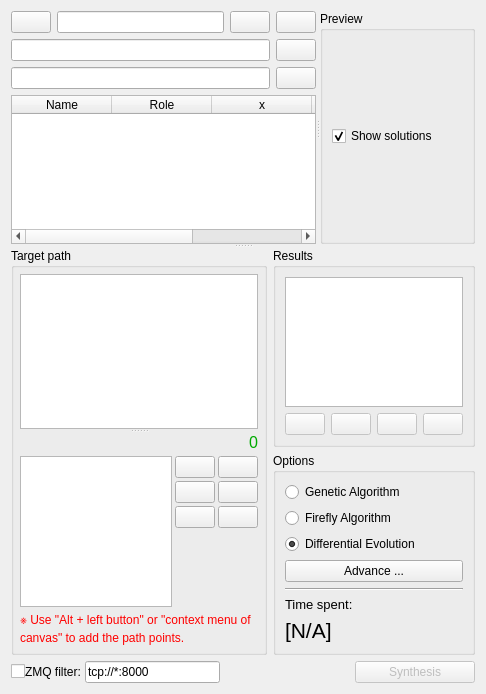
KmolYuan/Pyslvs-UI, file core/synthesis/DimensionalSynthesis/Algorithm.ui: the form before one commit.
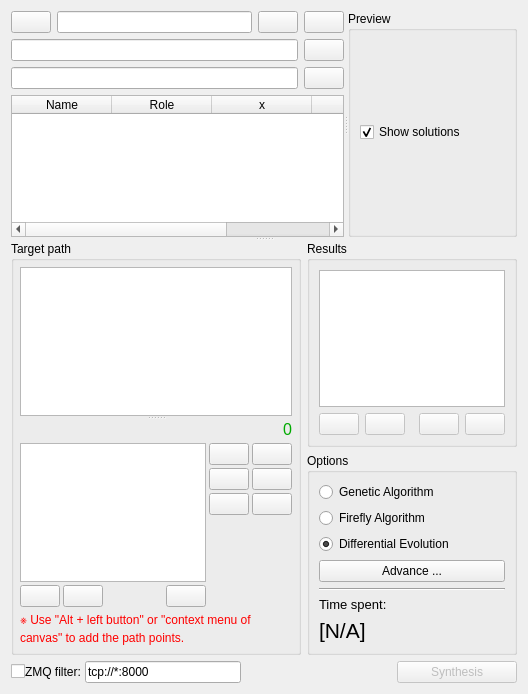
The form after the commit. Icons and pictures are not drawn.

Commit message: Take the 'path adjust' function back to main interface.

Diff of the .ui file:
```diff
--- a/core/synthesis/DimensionalSynthesis/Algorithm.ui
+++ b/core/synthesis/DimensionalSynthesis/Algorithm.ui
@@ -6,7 +6,7 @@
    <rect>
     <x>0</x>
     <y>0</y>
-    <width>486</width>
+    <width>528</width>
     <height>694</height>
    </rect>
   </property>
@@ -14,7 +14,7 @@
    <iconset resource="../../../icons.qrc">
     <normaloff>:/icons/DimensionalSynthesis.png</normaloff>:/icons/DimensionalSynthesis.png</iconset>
   </property>
-  <layout class="QVBoxLayout" name="verticalLayout_8">
+  <layout class="QVBoxLayout" name="verticalLayout_9">
    <item>
     <widget class="QSplitter" name="splitter_3">
      <property name="orientation">
@@ -233,7 +233,52 @@
               <item>
                <layout class="QHBoxLayout" name="horizontalLayout_5">
                 <item>
-                 <widget class="QListWidget" name="path_list"/>
+                 <layout class="QVBoxLayout" name="verticalLayout_8">
+                  <item>
+                   <widget class="QListWidget" name="path_list"/>
+                  </item>
+                  <item>
+                   <layout class="QHBoxLayout" name="horizontalLayout_8">
+                    <item>
+                     <widget class="QPushButton" name="point_up">
+                      <property name="icon">
+                       <iconset resource="../../../icons.qrc">
+                        <normaloff>:/icons/arrow_up.png</normaloff>:/icons/arrow_up.png</iconset>
+                      </property>
+                     </widget>
+                    </item>
+                    <item>
+                     <widget class="QPushButton" name="point_down">
+                      <property name="icon">
+                       <iconset resource="../../../icons.qrc">
+                        <normaloff>:/icons/arrow_down.png</normaloff>:/icons/arrow_down.png</iconset>
+                      </property>
+                     </widget>
+                    </item>
+                    <item>
+                     <spacer name="horizontalSpacer_15">
+                      <property name="orientation">
+                       <enum>Qt::Horizontal</enum>
+                      </property>
+                      <property name="sizeHint" stdset="0">
+                       <size>
+                        <width>40</width>
+                        <height>20</height>
+                       </size>
+                      </property>
+                     </spacer>
+                    </item>
+                    <item>
+                     <widget class="QPushButton" name="point_delete">
+                      <property name="icon">
+                       <iconset resource="../../../icons.qrc">
+                        <normaloff>:/icons/disconnect.png</normaloff>:/icons/disconnect.png</iconset>
+                      </property>
+                     </widget>
+                    </item>
+                   </layout>
+                  </item>
+                 </layout>
                 </item>
                 <item>
                  <layout class="QVBoxLayout" name="verticalLayout_7">
```
The commit also changes 6 other files.
